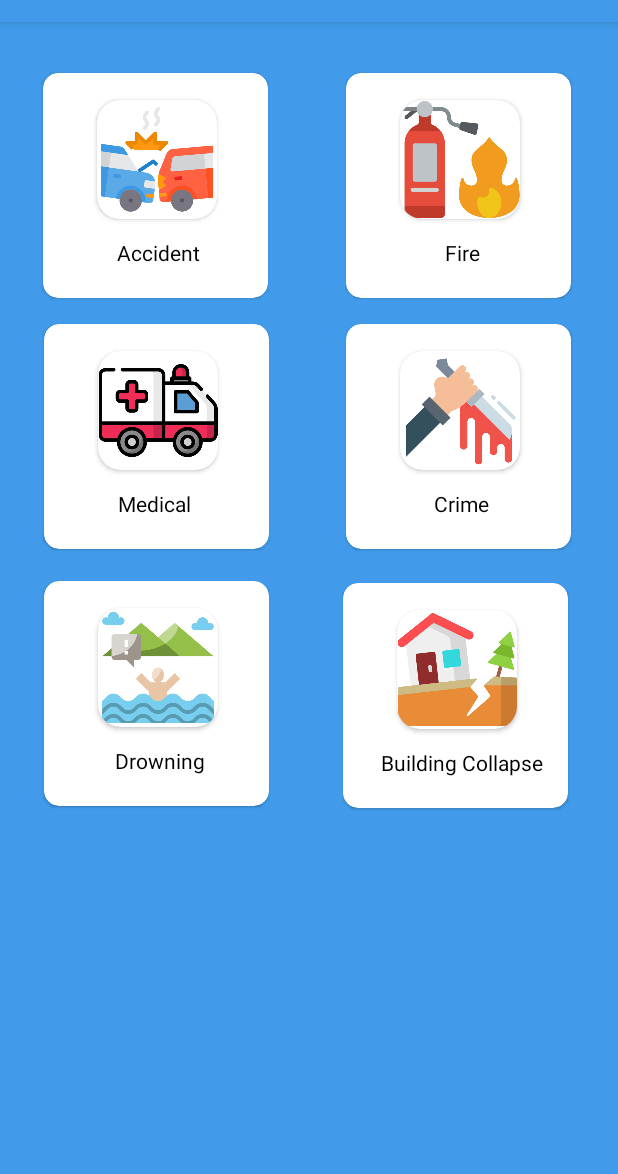
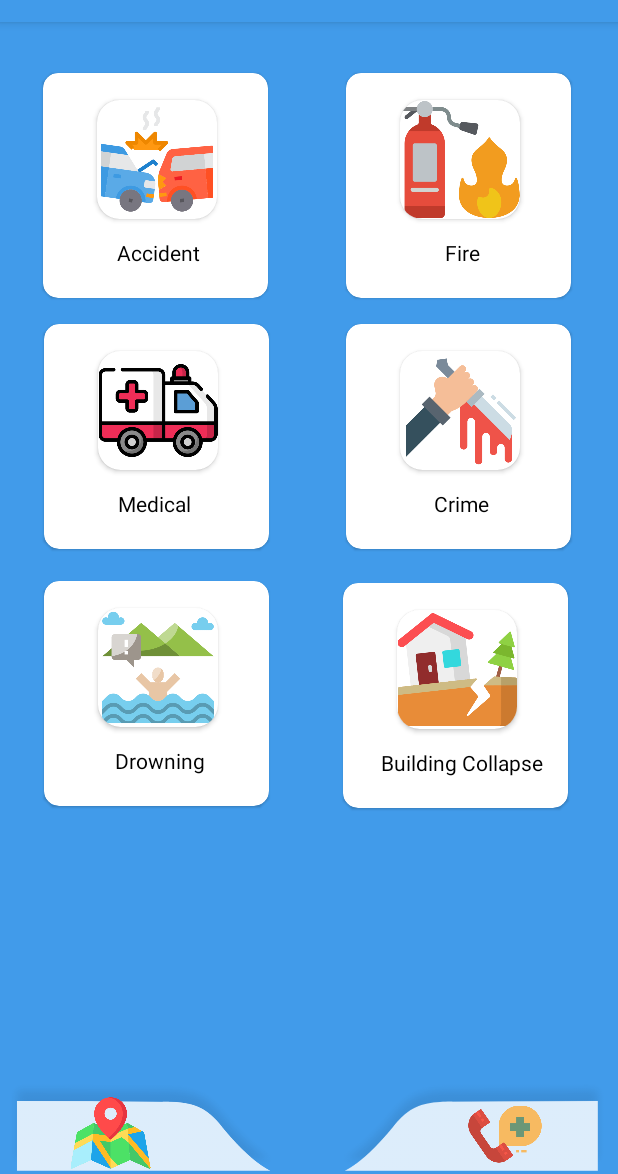
Before and after one commit to hannan228/UserRegistrationAndloging, an Android app: the DashBoardLayout screen opened directly, with no data from a screen before it, on a phone screen of 412 x 824 dp, the part 62-1236 px from its top. Run offline under Robolectric (Android 15) with nearby library versions, the phone set to English and light mode, and no system bars.

Commit message:
Map icon and call icon on bottom.

```diff
--- a/app/src/main/java/com/example/OnlineRescueSystem/DashBoardLayout.java
+++ b/app/src/main/java/com/example/OnlineRescueSystem/DashBoardLayout.java
@@ -3,10 +3,12 @@ package com.example.OnlineRescueSystem;
 import androidx.annotation.NonNull;
 import androidx.appcompat.app.AlertDialog;
 import androidx.appcompat.app.AppCompatActivity;
+import androidx.cardview.widget.CardView;
 import androidx.core.app.ActivityCompat;
 import androidx.core.content.ContextCompat;
 
 import android.Manifest;
+import android.annotation.SuppressLint;
 import android.content.DialogInterface;
 import android.content.Intent;
 import android.content.pm.PackageManager;
@@ -14,68 +16,29 @@ import android.net.Uri;
 import android.os.Bundle;
 import android.view.Menu;
 import android.view.View;
+import android.widget.ImageView;
 import android.widget.Toast;
 
 public class DashBoardLayout extends AppCompatActivity implements View.OnClickListener{
 
-   // private CardView accidentCardView, fireCardView, medicalCardView, crimeCardView, drowningCardView, structureCollapseCardView;
+    private ImageView leftlowerView_map;
     private static final int Request_Call = 1;
     private String accidentType = null ;
+//    @SuppressLint("WrongViewCast")
     @Override
     protected void onCreate(Bundle savedInstanceState) {
         super.onCreate(savedInstanceState);
         setContentView(R.layout.activity_dash_board);
 
-//        accidentCardView = findViewById(R.id.accidentImageAndLableCardViewID);
-//        fireCardView = findViewById(R.id.fireImageAndLableCardViewID);
-//        medicalCardView = findViewById(R.id.medicalImageAndLableCardViewID);
-//        crimeCardView = findViewById(R.id.crimeImageAndLableCardViewID);
-//        drowningCardView = findViewById(R.id.drowningImageAndLableCardViewID);
-//        structureCollapseCardView = findViewById(R.id.structureCollapseImageAndLableCardViewID);
-//
-//
-//        accidentCardView.setOnClickListener(new View.OnClickListener() {
-//            @Override
-//            public void onClick(View v) {
-//                Toast.makeText(DashBoardLayout.this, "Accident", Toast.LENGTH_SHORT).show();
-//            }
-//        });
-//
-//        fireCardView.setOnClickListener(new View.OnClickListener() {
-//            @Override
-//            public void onClick(View v) {
-//                Toast.makeText(DashBoardLayout.this, "Fire", Toast.LENGTH_SHORT).show();
-//            }
-//        });
-//
-//        medicalCardView.setOnClickListener(new View.OnClickListener() {
-//            @Override
-//            public void onClick(View v) {
-//                Toast.makeText(DashBoardLayout.this, "Medical", Toast.LENGTH_SHORT).show();
-//            }
-//        });
-//
-//        crimeCardView.setOnClickListener(new View.OnClickListener() {
-//            @Override
-//            public void onClick(View v) {
-//                Toast.makeText(DashBoardLayout.this, "Crime", Toast.LENGTH_SHORT).show();
-//            }
-//        });
-//
-//        drowningCardView.setOnClickListener(new View.OnClickListener() {
-//            @Override
-//            public void onClick(View v) {
-//                Toast.makeText(DashBoardLayout.this, "Drowning", Toast.LENGTH_SHORT).show();
-//            }
-//        });
-//
-//        structureCollapseCardView.setOnClickListener(new View.OnClickListener() {
-//            @Override
-//            public void onClick(View v) {
-//                Toast.makeText(DashBoardLayout.this, "Structure COllapse", Toast.LENGTH_SHORT).show();
-//            }
-//        });
-
+        //map click listner
+        leftlowerView_map = findViewById(R.id.leftLoweView);
+        leftlowerView_map.setOnClickListener(new View.OnClickListener() {
+            @Override
+            public void onClick(View v) {
+                Intent intent = new Intent(DashBoardLayout.this,MapsActivity.class);
+                startActivity(intent);
+            }
+        });
     }
 
     @Override
@@ -104,6 +67,9 @@ public class DashBoardLayout extends AppCompatActivity implements View.OnClickLi
                 open("Building collapse case");
                 break;
 
+//            case (R.id.leftLoweView):
+//                open("call icon case");
+//                break;
         }
     }
 
@@ -111,7 +77,7 @@ public class DashBoardLayout extends AppCompatActivity implements View.OnClickLi
     public void open(String type) {
         accidentType = type;
         AlertDialog.Builder alertDialogBuilder = new AlertDialog.Builder(this);
-        alertDialogBuilder.setMessage("Are you sure, You wanted to make a call to ::Rescue 1122::");
+        alertDialogBuilder.setMessage("Are you sure, You wanted to make a call to 'Rescue 1122'");
         alertDialogBuilder.setPositiveButton("yes",
                 new DialogInterface.OnClickListener() {
                     @Override
@@ -169,4 +135,7 @@ public class DashBoardLayout extends AppCompatActivity implements View.OnClickLi
         getMenuInflater().inflate(R.menu.login_profile, menu);
         return super.onCreateOptionsMenu(menu);
     }
+
+
+
 }
--- a/app/src/main/java/com/example/OnlineRescueSystem/MainActivity.java
+++ b/app/src/main/java/com/example/OnlineRescueSystem/MainActivity.java
@@ -22,7 +22,7 @@ public class MainActivity extends AppCompatActivity {
                     ex.printStackTrace();
                 } finally {
 
-                    Intent intent = new Intent(MainActivity.this,RegisterActivity.class);
+                    Intent intent = new Intent(MainActivity.this,DashBoardLayout.class);
                     startActivity(intent);
                 }
             }};th.start();
--- a/app/src/main/res/layout/activity_dash_board.xml
+++ b/app/src/main/res/layout/activity_dash_board.xml
@@ -263,5 +263,53 @@
             android:textColor="@color/design_default_color_on_secondary" />
     </androidx.cardview.widget.CardView>
 
+    <ImageView
+        android:id="@+id/leftLoweView"
+        android:layout_width="191dp"
+        android:layout_height="65dp"
+        app:layout_constraintBottom_toBottomOf="parent"
+        app:layout_constraintEnd_toEndOf="parent"
+        app:layout_constraintHorizontal_bias="0.0"
+        app:layout_constraintStart_toStartOf="parent"
+        app:layout_constraintTop_toBottomOf="@+id/drowningImageAndLableCardViewID"
+        app:layout_constraintVertical_bias="1.0"
+        app:srcCompat="@drawable/right" />
+
+    <ImageView
+        android:id="@+id/rightLoweView"
+        android:layout_width="191dp"
+        android:layout_height="65dp"
+        android:layout_marginStart="0dp"
+        app:layout_constraintBottom_toBottomOf="parent"
+        app:layout_constraintEnd_toEndOf="parent"
+        app:layout_constraintHorizontal_bias="0.933"
+        app:layout_constraintStart_toEndOf="@+id/leftLoweView"
+        app:srcCompat="@drawable/left" />
+
+    <ImageView
+        android:id="@+id/mapIcon"
+        android:layout_width="99dp"
+        android:layout_height="53dp"
+        android:src="@drawable/map"
+        app:layout_constraintBottom_toBottomOf="parent"
+        app:layout_constraintEnd_toEndOf="@+id/leftLoweView"
+        app:layout_constraintHorizontal_bias="0.26"
+        app:layout_constraintStart_toStartOf="@+id/leftLoweView"
+        app:layout_constraintTop_toTopOf="@+id/leftLoweView"
+        app:layout_constraintVertical_bias="0.97"
+        tools:ignore="MissingConstraints" />
+
+    <ImageView
+        android:id="@+id/callIcon"
+        android:layout_width="108dp"
+        android:layout_height="54dp"
+        android:src="@drawable/call"
+        app:layout_constraintBottom_toBottomOf="@+id/rightLoweView"
+        app:layout_constraintEnd_toEndOf="@+id/rightLoweView"
+        app:layout_constraintHorizontal_bias="0.77"
+        app:layout_constraintStart_toStartOf="@+id/rightLoweView"
+        app:layout_constraintTop_toTopOf="@+id/rightLoweView"
+        app:layout_constraintVertical_bias="1.0"
+        tools:ignore="MissingConstraints" />
 
 </androidx.constraintlayout.widget.ConstraintLayout>
```
Also changed, not shown: app/src/main/res/drawable-v24/call.png (added), app/src/main/res/drawable-v24/map.png (added), app/src/main/res/drawable-v24/right.png (added), app/src/main/res/drawable/left.png (added).
